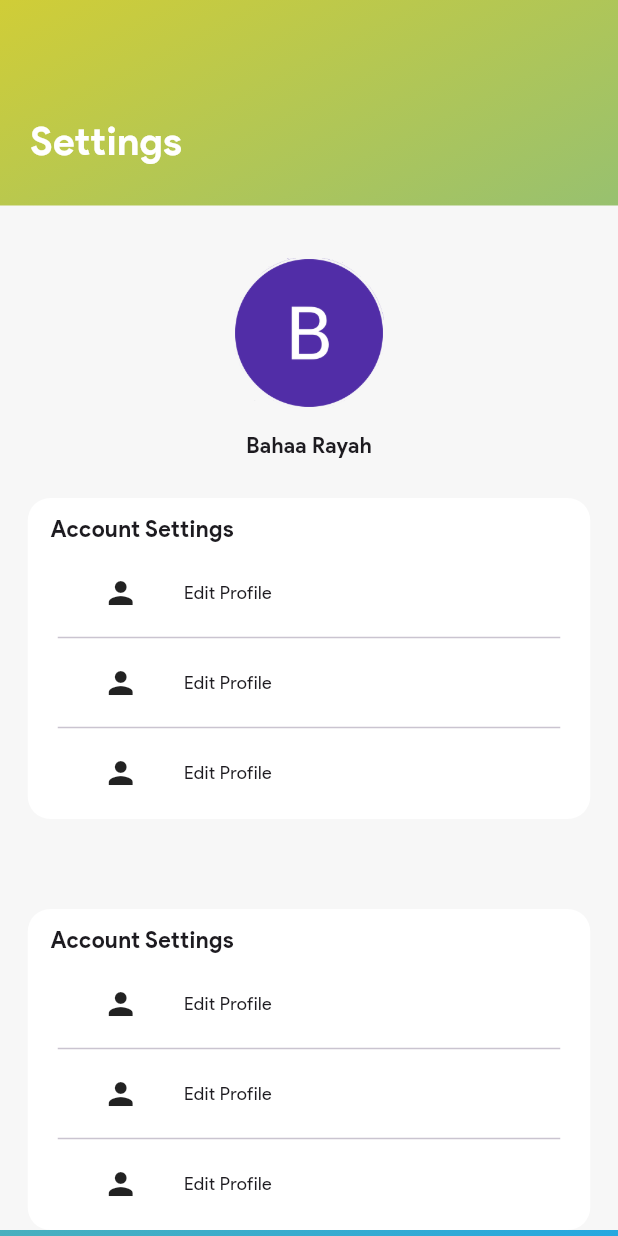
After one commit to aboda-7/front-end-home, a Flutter app: the profile screen opened directly, on a phone screen of 412 x 824 dp. The commit adds this screen. Run offline on Flutter 3.47's test engine with Material 3 defaults, Android fonts, the phone set to English and light mode, and no system bars; our stand-ins replace flutter_svg, percent_indicator, slider_button.

Commit message:
Added profile.dart

```diff
--- a/lib/dashboard.dart
+++ b/lib/dashboard.dart
@@ -2,6 +2,7 @@ import 'package:flutter/material.dart';
 import 'package:flutter_svg/flutter_svg.dart';
 import 'package:yarab/appbarcustom.dart';
 import 'package:yarab/appdrawer.dart';
+import 'package:yarab/profile.dart';
 import 'package:yarab/room.dart';
 import 'package:yarab/roomlist.dart';
 import 'package:yarab/scan.dart';
@@ -58,7 +59,15 @@ class dashboard extends StatelessWidget {
                                 fontWeight: FontWeight.w500,
                               ),
                             ),
-                          Image(image: AssetImage('assets/pfp.png'),height: 40,width: 40,),
+                          GestureDetector(
+                            onTap: (){
+                              Navigator.push(
+                                context,
+                                _createRoute(profile())
+                              );
+                            },
+                              child: Image(image: AssetImage('assets/pfp.png'),height: 40,width: 40,)
+                          ),
                       ],
                     ),
                   ),
@@ -120,63 +129,21 @@ class dashboard extends StatelessWidget {
   }
 }
 
-// return Scaffold(
-// drawer: const appdrawer(),
-// backgroundColor: Colors.white,
-// body:
-// SafeArea(
-// child: Column(
-// crossAxisAlignment: CrossAxisAlignment.start,
-// children: [ Column(
-// crossAxisAlignment: CrossAxisAlignment.start,
-// children: [
-// const appbar(),
-// const SizedBox(height: 20),
-// const Padding (
-// padding: EdgeInsets.symmetric(horizontal: 40),
-// child: Column(
-// crossAxisAlignment: CrossAxisAlignment.start,
-// children: [
-// Text('Welcome Home,',
-// style: TextStyle(
-// fontSize: 20,
-// fontWeight: FontWeight.w900,
-// ),),
-// Text('Username',
-// style: TextStyle(
-// fontSize: 70,
-// fontWeight: FontWeight.w900,
-// ),
-// ),
-// ],
-// ),
-// ),
-//
-// Padding(
-// padding: const EdgeInsets.symmetric(horizontal: 30.0),
-// child: Divider(
-// color: Colors.grey[700],
-// thickness: 1,
-// ),
-// ),
-// const SizedBox(height: 10),
-//
-// ],
-// ),
-// Column(
-// children: [
-// const Padding(
-// padding: EdgeInsets.only(left: 10,right: 10),
-// child: roomlist(),
-// ),
-// SizedBox(height: 10,),
-// Padding(
-// padding: const EdgeInsets.only(left: 10,right: 10),
-// child: room(roomid: passedid),
-// )
-// ]
-// ),
-// ],
-// ),
-// ),
-// );
+Route _createRoute(Widget hello) {
+  return PageRouteBuilder(
+    pageBuilder: (context, animation, secondaryAnimation) => hello,
+    transitionsBuilder: (context, animation, secondaryAnimation, child) {
+      const curve = Curves.easeInOutSine;
+
+      var begin = Offset(1.0, 0.0);
+      var end = Offset.zero;
+      var tween = Tween(begin: begin, end: end).chain(CurveTween(curve: curve));
+      var offsetAnimation = animation.drive(tween);
+
+      return SlideTransition(
+        position: offsetAnimation,
+        child: child,
+      );
+    },
+  );
+}
--- /dev/null
+++ b/lib/profile.dart
@@ -0,0 +1,241 @@
+import 'package:flutter/material.dart';
+import 'package:flutter_svg/flutter_svg.dart';
+import 'package:yarab/appbarcustom.dart';
+import 'package:yarab/appdrawer.dart';
+import 'package:yarab/room.dart';
+import 'package:yarab/roomlist.dart';
+import 'package:yarab/scan.dart';
+import 'package:slider_button/slider_button.dart';
+
+
+import 'main.dart';
+import 'roomlist.dart';
+
+class profile extends StatelessWidget {
+  const profile({super.key});
+
+  @override
+  Widget build(BuildContext context) {
+    return Scaffold(
+      body:SingleChildScrollView(
+          child: Container(
+            height: MediaQuery.of(context).size.height,
+            width: MediaQuery.of(context).size.width,
+            decoration: BoxDecoration(
+                gradient: LinearGradient(
+                  begin: Alignment.topLeft,
+                  end: Alignment.bottomRight,
+                  colors:  <Color>[
+                    Color(0xFFD0CD37),
+                    Color(0xFF27A8E0),
+                  ],
+                )
+            ),
+            child: Column(
+              children: [
+                Padding(
+                  padding:EdgeInsets.only(top: 75,left: 20,right: 20),
+                  child: Row(
+                    mainAxisAlignment: MainAxisAlignment.spaceBetween,
+                    children: [
+                      GestureDetector(
+                        child: Text("Settings",style: TextStyle(
+                            fontFamily: 'ProductSans',
+                            fontSize: 26,
+                            fontWeight: FontWeight.bold,
+                            color: Colors.white
+                          ),
+                        ),
+                      ),
+                    ],
+                  ),
+                ),
+                SizedBox(height: 25,),
+                Container(
+                  height: MediaQuery.of(context).size.height-141 ,
+                  width: MediaQuery.of(context).size.width,
+                  color: Color(0xFFF7F7F7),
+                  child: Column(
+                    children: [
+                      SizedBox(height: 35,),
+                      Center(
+                        child: GestureDetector(
+                            child: Image(image: AssetImage('assets/pfp.png'),height: 100,width: 100,),
+
+                        ),
+                      ),
+                      SizedBox(height: 15,),
+                      Center(
+                        child: Text("Bahaa Rayah",style: TextStyle(
+                            fontFamily: 'ProductSans',
+                            fontSize: 14,
+                            fontWeight: FontWeight.bold,
+                          ),
+                        ),
+                      ),
+                      SizedBox(height: 25,),
+                      Container(
+                        height: 214,
+                        width: 375,
+                        decoration: BoxDecoration(
+                          borderRadius: BorderRadius.circular(15),
+                          color: Colors.white
+                        ),
+                        child: Column(
+                          crossAxisAlignment: CrossAxisAlignment.start,
+                          children: [
+                            Padding(
+                              padding: EdgeInsets.only(top:10,left:15),
+                              child: Text("Account Settings", style: TextStyle(
+                                  fontFamily: 'ProductSans',
+                                  fontSize: 15,
+                                  fontWeight: FontWeight.bold
+                                ),
+                              ),
+                            ),
+                            SizedBox(height: 20,),
+                            Padding(
+                              padding:  EdgeInsets.only(left: 50, right: 50),
+                              child: Row(
+                                // mainAxisAlignment: MainAxisAlignment.spaceBetween,
+                                children: [
+                                  Icon(Icons.person),
+                                  SizedBox(width: 30,),
+                                  Text("Edit Profile",style: TextStyle(
+                                    fontSize: 12,
+                                  ),
+                                  ),
+                                ],
+                              ),
+                            ),
+                            SizedBox(height: 10,),
+                            Padding(
+                              padding: EdgeInsets.only(left: 20, right: 20),
+                              child: Divider(),
+                            ),
+                            SizedBox(height: 10,),
+                            Padding(
+                              padding:  EdgeInsets.only(left: 50, right: 50),
+                              child: Row(
+                                // mainAxisAlignment: MainAxisAlignment.spaceBetween,
+                                children: [
+                                  Icon(Icons.person),
+                                  SizedBox(width: 30,),
+                                  Text("Edit Profile",style: TextStyle(
+                                    fontSize: 12,
+                                  ),
+                                  ),
+                                ],
+                              ),
+                            ),
+                            SizedBox(height: 10,),
+                            Padding(
+                              padding: EdgeInsets.only(left: 20, right: 20),
+                              child: Divider(),
+                            ),
+                            SizedBox(height: 10,),
+                            Padding(
+                              padding:  EdgeInsets.only(left: 50, right: 50),
+                              child: Row(
+                                // mainAxisAlignment: MainAxisAlignment.spaceBetween,
+                                children: [
+                                  Icon(Icons.person),
+                                  SizedBox(width: 30,),
+                                  Text("Edit Profile",style: TextStyle(
+                                    fontSize: 12,
+                                  ),
+                                  ),
+                                ],
+                              ),
+                            ),
+                          ],
+                        ),
+                      ),
+                      SizedBox(height: 60,),
+                      Container(
+                        height: 214,
+                        width: 375,
+                        decoration: BoxDecoration(
+                            borderRadius: BorderRadius.circular(15),
+                            color: Colors.white
+                        ),
+                        child: Column(
+                          crossAxisAlignment: CrossAxisAlignment.start,
+                          children: [
+                            Padding(
+                              padding: EdgeInsets.only(top:10,left:15),
+                              child: Text("Account Settings", style: TextStyle(
+                                  fontFamily: 'ProductSans',
+                                  fontSize: 15,
+                                  fontWeight: FontWeight.bold
+                              ),
+                              ),
+                            ),
+                            SizedBox(height: 20,),
+                            Padding(
+                              padding:  EdgeInsets.only(left: 50, right: 50),
+                              child: Row(
+                                // mainAxisAlignment: MainAxisAlignment.spaceBetween,
+                                children: [
+                                  Icon(Icons.person),
+                                  SizedBox(width: 30,),
+                                  Text("Edit Profile",style: TextStyle(
+                                    fontSize: 12,
+                                  ),
+                                  ),
+                                ],
+                              ),
+                            ),
+                            SizedBox(height: 10,),
+                            Padding(
+                              padding: EdgeInsets.only(left: 20, right: 20),
+                              child: Divider(),
+                            ),
+                            SizedBox(height: 10,),
+                            Padding(
+                              padding:  EdgeInsets.only(left: 50, right: 50),
+                              child: Row(
+                                // mainAxisAlignment: MainAxisAlignment.spaceBetween,
+                                children: [
+                                  Icon(Icons.person),
+                                  SizedBox(width: 30,),
+                                  Text("Edit Profile",style: TextStyle(
+                                    fontSize: 12,
+                                  ),
+                                  ),
+                                ],
+                              ),
+                            ),
+                            SizedBox(height: 10,),
+                            Padding(
+                              padding: EdgeInsets.only(left: 20, right: 20),
+                              child: Divider(),
+                            ),
+                            SizedBox(height: 10,),
+                            Padding(
+                              padding:  EdgeInsets.only(left: 50, right: 50),
+                              child: Row(
+                                // mainAxisAlignment: MainAxisAlignment.spaceBetween,
+                                children: [
+                                  Icon(Icons.person),
+                                  SizedBox(width: 30,),
+                                  Text("Edit Profile",style: TextStyle(
+                                    fontSize: 12,
+                                  ),
+                                  ),
+                                ],
+                              ),
+                            ),
+                          ],
+                        ),
+                      ),
+                    ],
+                  ),
+                ),
+              ],
+            ),
+          )
+      ),
+    );
+  }
+}
--- a/lib/roomlist.dart
+++ b/lib/roomlist.dart
@@ -107,7 +107,7 @@ class _listofrooms extends State<roomlist> {
                 // Navigator.push(
                 //   context,
                 //   MaterialPageRoute(
-                //     builder: (context) => dashboard(passedid: roomsarray[index].id),
+                dashboard(passedid: roomsarray[index].id);
                 //   ),
                 // );
                 setState(() {
```
